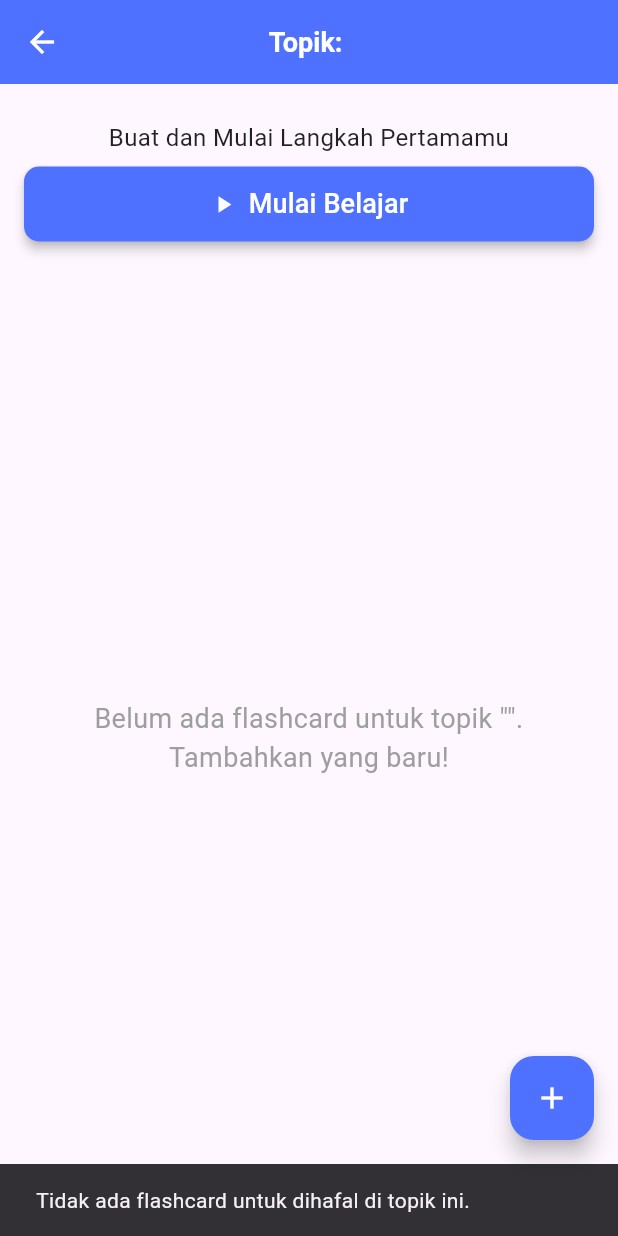
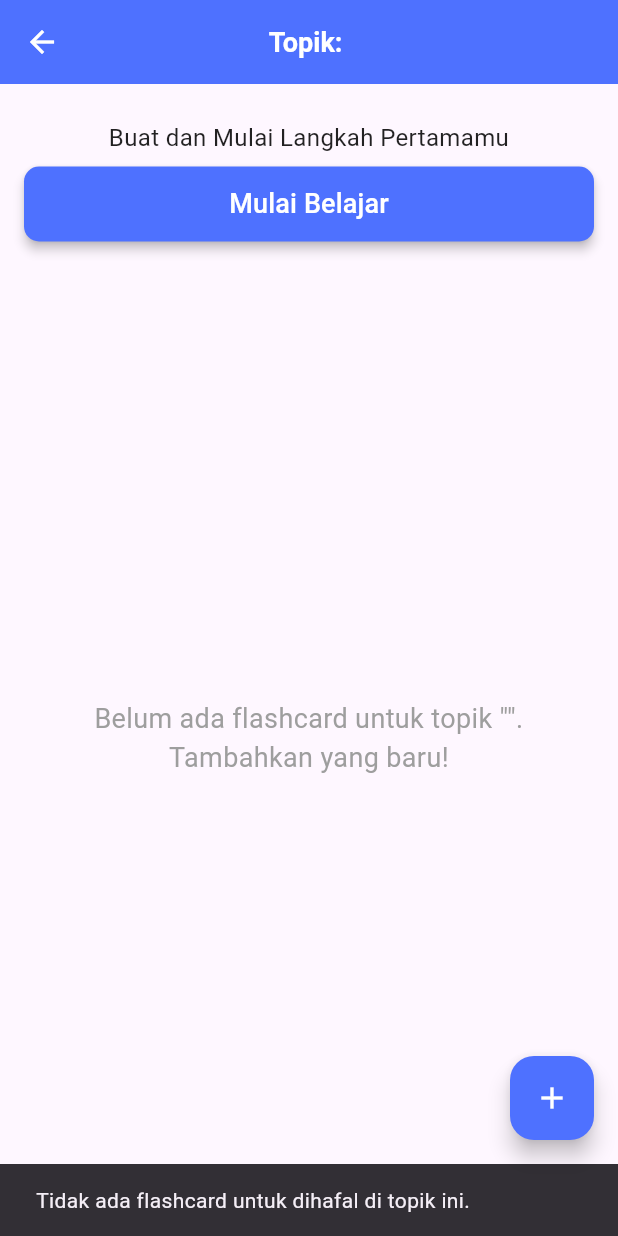
Before and after one commit to Fiindah/flashcard_app, a Flutter app: the ListFlashcardPage screen opened directly with empty values, after a tap on "Mulai Belajar", on a phone screen of 412 x 824 dp. Run offline on Flutter 3.47's test engine with Material 3 defaults, Android fonts, the phone set to English and light mode, and no system bars; our stand-ins replace sqflite; accounts and stored records are empty; Roboto replaces fonts that are missing (Poppins).

Commit message:
lanjut update

```diff
--- a/lib/pages/list_flashcard_screen.dart
+++ b/lib/pages/list_flashcard_screen.dart
@@ -134,7 +134,6 @@ class _ListFlashcardPageState extends State<ListFlashcardPage> {
                     );
                   }
                 },
-                icon: const Icon(Icons.play_arrow),
                 label: const Text(
                   'Mulai Belajar',
                   style: TextStyle(fontSize: 18),
```
Also changed, not shown: lib/pages/halaman_auth.dart/register_screen.dart (+0 -7 lines).
